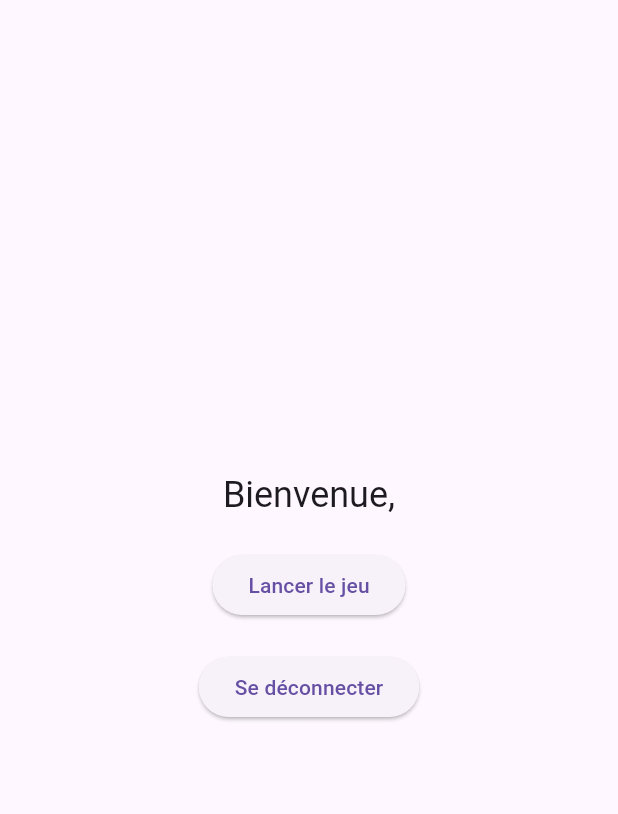
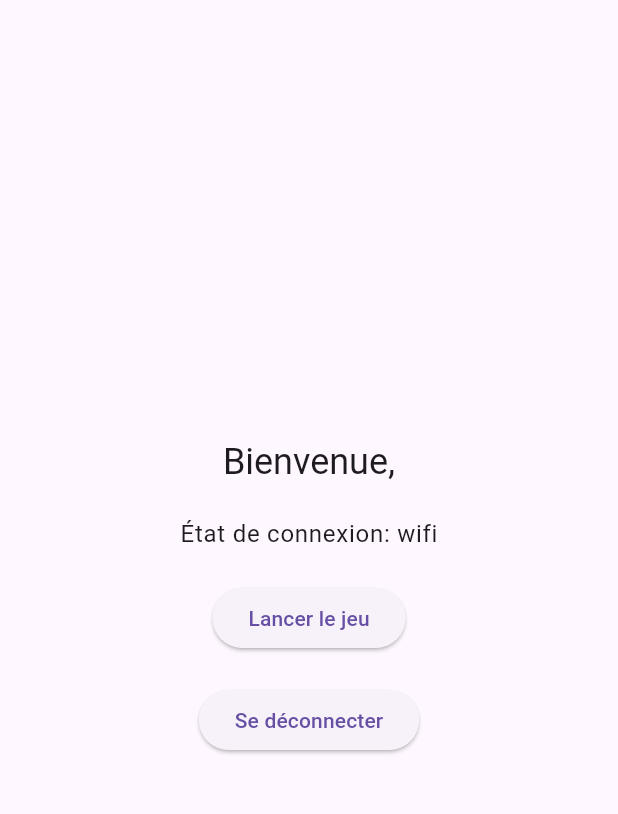
Before and after one commit to YoannLetacq/flutterGame, a Flutter app: the HomeScreen screen opened directly, on a phone screen of 412 x 824 dp, the part 63-877 px from its top. Run offline on Flutter 3.47's test engine with Material 3 defaults, Android fonts, the phone set to English and light mode, and no system bars; our stand-ins replace cloud_firestore, connectivity_plus, firebase_auth, firebase_core, google_sign_in; accounts and stored records are empty; generated files the repository leaves out were written again.

Commit message:
UPDATE home_screen.dart (get the connectivityResult provided and display connectivity status for hardware test)

```diff
--- a/lib/ui/home_screen.dart
+++ b/lib/ui/home_screen.dart
@@ -1,44 +1,25 @@
 import 'package:flutter/material.dart';
-import 'package:firebase_auth/firebase_auth.dart';
-import 'package:untitled/services/auth_service.dart';
+import 'package:provider/provider.dart';
+import 'package:untitled/providers/connectivity_provider.dart';
 import 'login_screen.dart';
 import 'matchmaking_screen.dart';
+import 'package:firebase_auth/firebase_auth.dart';
 
-class HomeScreen extends StatefulWidget {
+class HomeScreen extends StatelessWidget {
   static const routeName = '/home';
 
   const HomeScreen({super.key});
 
   @override
-  State<HomeScreen> createState() => _HomeScreenState();
-}
+  Widget build(BuildContext context) {
+    final connectivityResults = Provider.of<ConnectivityProvider>(context).connectivityResults;
+    String connectivityText = 'Aucun résultat';
+    if (connectivityResults.isNotEmpty) {
+      connectivityText = connectivityResults.first.toString().replaceAll('ConnectivityResult.', '');
+    }
+    final user = FirebaseAuth.instance.currentUser;
+    final displayName = user?.displayName ?? user?.email ?? 'Utilisateur';
 
-class _HomeScreenState extends State<HomeScreen> {
-  final AuthService _authService = AuthService();
-  User? _user;
-
-  @override
-  void initState() {
-    super.initState();
-    _user = FirebaseAuth.instance.currentUser;
-  }
-
-  Future<void> _handleSignOut() async {
-    try {
-      await _authService.signOut();
-      if (!mounted) return;
-      Navigator.pushReplacementNamed(context, LoginScreen.routeName);
-    } catch (e) {
-      if (!mounted) return;
-      ScaffoldMessenger.of(context).showSnackBar(
-        const SnackBar(content: Text('Erreur lors de la déconnexion')),
-      );
-    }
-  }
-
-  @override
-  Widget build(BuildContext context) {
-    String displayName = _user?.displayName ?? _user?.email ?? 'Utilisateur';
     return Scaffold(
       appBar: AppBar(
         title: const Text('Zone01 Game - Accueil'),
@@ -53,16 +34,22 @@ class _HomeScreenState extends State<HomeScreen> {
               textAlign: TextAlign.center,
             ),
             const SizedBox(height: 20),
+            Text(
+              'État de connexion: $connectivityText',
+              style: Theme.of(context).textTheme.bodyLarge,
+            ),
+            const SizedBox(height: 20),
             ElevatedButton(
               onPressed: () {
-                // Lancer le jeu, par exemple rediriger vers le matchmaking
                 Navigator.pushNamed(context, MatchmakingScreen.routeName);
               },
               child: const Text('Lancer le jeu'),
             ),
             const SizedBox(height: 20),
             ElevatedButton(
-              onPressed: _handleSignOut,
+              onPressed: () {
+                Navigator.pushReplacementNamed(context, LoginScreen.routeName);
+              },
               child: const Text('Se déconnecter'),
             ),
           ],
```
